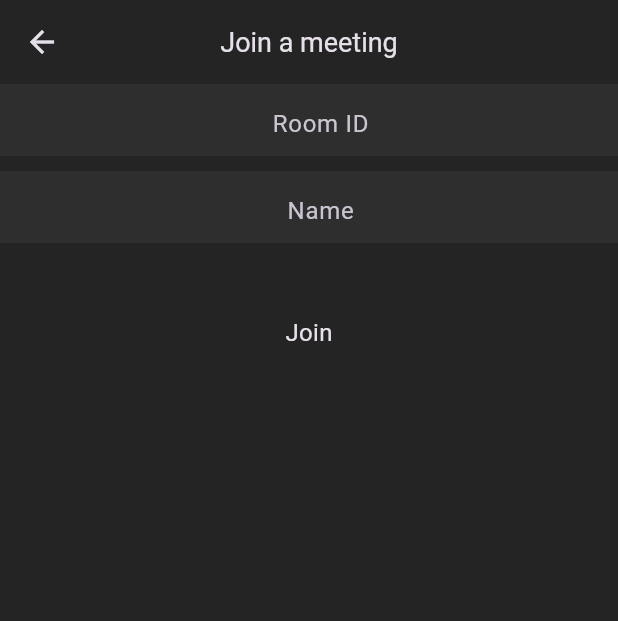
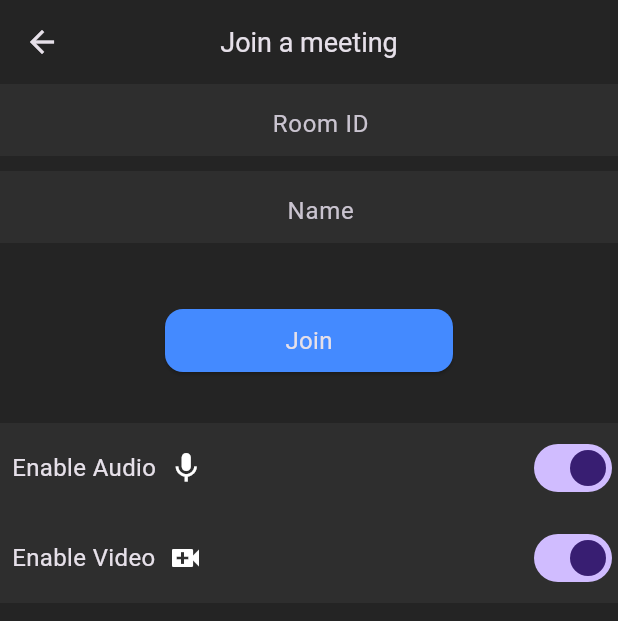
Before and after one commit to NeilBanerjee2002/Zoom_Clone, a Flutter app: the VideoScreen screen opened by its route, on a phone screen of 412 x 824 dp. Shown: the top 621 px of the screen. Run offline on Flutter 3.47's test engine with Material 3 defaults, Android fonts, the phone set to English and light mode, and no system bars; our stand-ins replace cloud_firestore, firebase_auth, firebase_core, google_sign_in; missing offline and left inert: jitsi_meet_flutter_sdk, jitsi_meet_wrapper; accounts and stored records are empty.

Commit message:
join meeting screen modified

```diff
--- /dev/null
+++ b/lib/Widgets/meeting_option.dart
@@ -0,0 +1,28 @@
+import 'package:flutter/material.dart';
+import 'package:zoom_clone/utils/colors.dart';
+
+class MeetingOptions extends StatelessWidget {
+  const MeetingOptions({super.key, required this.text, required this.isMute, required this.onChanged, required this.icon});
+  final bool isMute;
+  final String text;
+  final Function(bool) onChanged;
+  final Icon icon;
+  @override
+
+  Widget build(BuildContext context) {
+    return Container(
+      height: 60,
+      color: secondaryBackgroundColor,
+      child: Row(
+        children: [
+          Padding(
+            padding: const EdgeInsets.all(8.0),
+            child: Text(text, style: const TextStyle(fontSize: 16),),
+          ),
+            icon, Spacer(),
+            Switch.adaptive(value: isMute, onChanged: onChanged,)
+        ],
+      ),
+    );
+  }
+}
--- a/lib/screens/video_call_screen.dart
+++ b/lib/screens/video_call_screen.dart
@@ -1,6 +1,10 @@
+import 'package:flutter/cupertino.dart';
 import 'package:flutter/material.dart';
 import 'package:flutter/widgets.dart';
+import 'package:jitsi_meet_flutter_sdk/jitsi_meet_flutter_sdk.dart';
+import 'package:zoom_clone/Widgets/meeting_option.dart';
 import 'package:zoom_clone/resources/auth_methods.dart';
+import 'package:zoom_clone/resources/jitsi_meet_methods.dart';
 import 'package:zoom_clone/utils/colors.dart';
 
 class VideoScreen extends StatefulWidget {
@@ -14,16 +18,34 @@ class _VideoScreenState extends State<VideoScreen> {
   final Auth_Methods _auth_methods = Auth_Methods();
   late TextEditingController meetingIdController;
   late TextEditingController nameController;
+  final JitsiMeetMethods _jitsiMeetMethods = JitsiMeetMethods();
+
+  bool isAudioMuted = true;
+  bool isVideoMuted = true;
   @override
   void initState(){
     meetingIdController = TextEditingController();
     nameController = TextEditingController(text: _auth_methods.user.displayName);
     super.initState();
   }
+  void dispose(){
+    super.dispose();
+    meetingIdController.dispose();
+    nameController.dispose();
+  }
   _joinMeeting(){
-
+    _jitsiMeetMethods.createMeeting(roomName: meetingIdController.text, isAudioMuted: true, isVideoMuted: true);
   }
-
+  onAudioMuted(bool val){
+    setState(() {
+      isAudioMuted = val;
+    });
+  }
+  onVideoMuted(bool val){
+    setState(() {
+      isVideoMuted = val;
+    });
+  }
   Widget build(BuildContext context) {
     return Scaffold(
       appBar: AppBar(
@@ -51,7 +73,7 @@ class _VideoScreenState extends State<VideoScreen> {
           controller: nameController,
           maxLines: 1,
           textAlign: TextAlign.center,
-          keyboardType: TextInputType.number,
+          keyboardType: TextInputType.text,
           decoration: const InputDecoration(
               fillColor: secondaryBackgroundColor,
               filled: true,
@@ -61,13 +83,25 @@ class _VideoScreenState extends State<VideoScreen> {
           ),
         ),
         SizedBox(height: 40),
-        InkWell(
-          onTap: _joinMeeting,
-          child: const Padding(
-            padding: EdgeInsets.all(8),
-            child: Text('Join', style: TextStyle(fontSize: 16),),
+        Container(
+          height: 50,
+          width: 200,
+          child: Card(
+            color: Colors.blueAccent,
+            child: Center(
+              child: InkWell(
+                onTap: _joinMeeting,
+                child: const Padding(
+                  padding: EdgeInsets.all(8),
+                  child: Text('Join', style: TextStyle(fontSize: 16,),),
+                ),
+              ),
+            ),
           ),
-        )
+        ),
+        SizedBox(height: 30,),
+        MeetingOptions(text: "Enable Audio", isMute: true, onChanged: onAudioMuted, icon: Icon(Icons.mic),),
+        MeetingOptions(text: "Enable Video", isMute: true, onChanged: onVideoMuted, icon: Icon(Icons.video_call),),
       ],)
     );
   }
```
